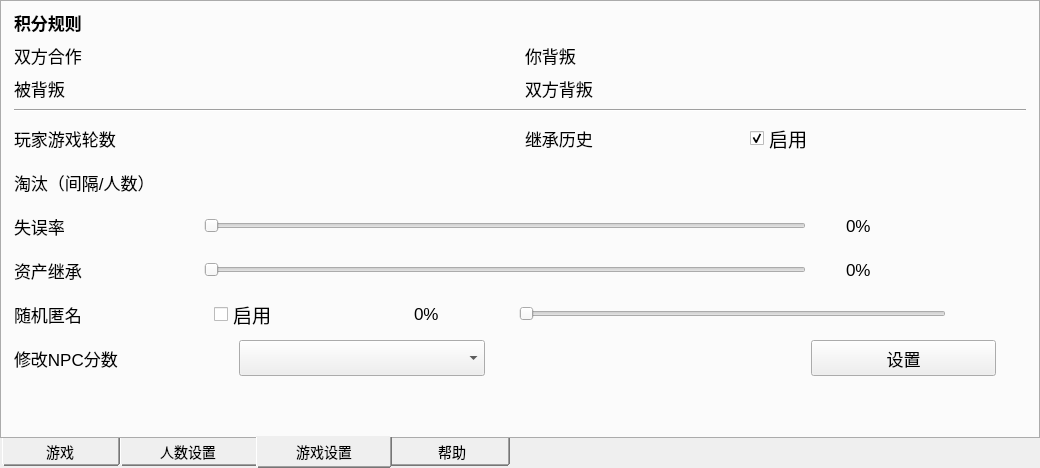
Before: the Qt Designer form ui/gambling.ui in Sam-ie/Gambling, drawn with Qt 5.
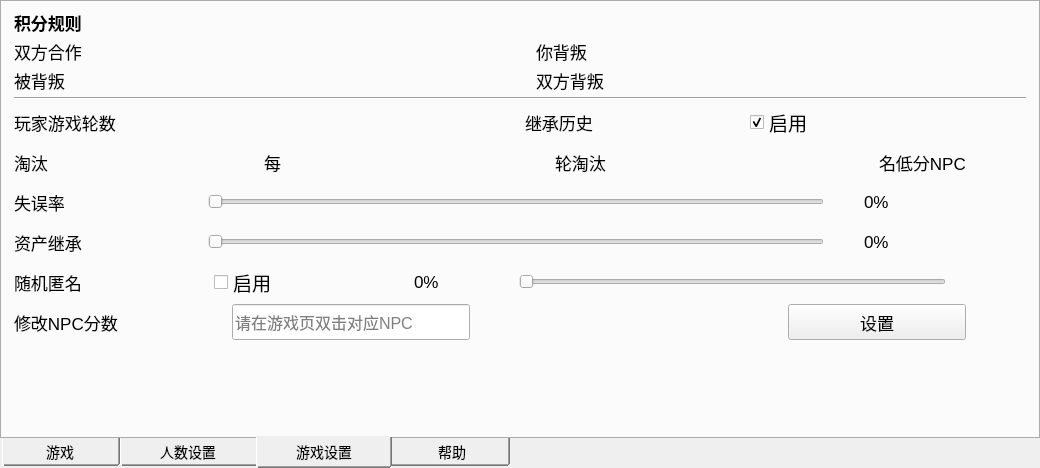
After: the same form once the commit is applied. The open tabs and pages were chosen to show the change. Custom widgets are drawn as their Qt base class.

The edit to the form file:
```diff
--- a/ui/gambling.ui
+++ b/ui/gambling.ui
@@ -973,7 +973,7 @@
        </attribute>
        <layout class="QVBoxLayout" name="layoutSettingsTab">
         <property name="spacing">
-         <number>8</number>
+         <number>4</number>
         </property>
         <property name="leftMargin">
          <number>12</number>
@@ -1008,7 +1008,7 @@
            <number>40</number>
           </property>
           <property name="rightMargin">
-           <number>30</number>
+           <number>8</number>
           </property>
           <item>
            <widget class="QLabel" name="lblCooperateRwd">
@@ -1078,7 +1078,7 @@
            <number>40</number>
           </property>
           <property name="rightMargin">
-           <number>30</number>
+           <number>8</number>
           </property>
           <item>
            <widget class="QLabel" name="lblBetrayedPnl">
@@ -1250,12 +1250,12 @@
          </layout>
         </item>
         <item>
-         <layout class="QHBoxLayout" name="layoutEliminationRow" stretch="3,5,5">
+         <layout class="QHBoxLayout" name="layoutEliminationRow" stretch="1,3">
           <property name="spacing">
-           <number>40</number>
+           <number>16</number>
           </property>
           <property name="rightMargin">
-           <number>30</number>
+           <number>60</number>
           </property>
           <item>
            <widget class="QLabel" name="lblElimination">
@@ -1271,7 +1271,30 @@
              </font>
             </property>
             <property name="text">
-             <string>淘汰（间隔/人数）</string>
+             <string>淘汰</string>
+            </property>
+           </widget>
+          </item>
+          <item>
+           <layout class="QHBoxLayout" name="layoutElimSub" stretch="0,1,0,1,0">
+            <property name="spacing">
+             <number>8</number>
+            </property>
+            <item>
+             <widget class="QLabel" name="lblElimPrefix">
+              <property name="minimumSize">
+               <size>
+                <width>0</width>
+                <height>36</height>
+               </size>
+              </property>
+              <property name="font">
+               <font>
+                <pointsize>13</pointsize>
+               </font>
+              </property>
+              <property name="text">
+               <string>每</string>
             </property>
            </widget>
           </item>
@@ -1299,6 +1322,24 @@
             </property>
            </widget>
           </item>
+            <item>
+             <widget class="QLabel" name="lblElimMid">
+              <property name="minimumSize">
+               <size>
+                <width>0</width>
+                <height>36</height>
+               </size>
+              </property>
+              <property name="font">
+               <font>
+                <pointsize>13</pointsize>
+               </font>
+              </property>
+              <property name="text">
+               <string>轮淘汰</string>
+              </property>
+             </widget>
+            </item>
           <item>
            <widget class="NumberPicker" name="spinElimCount" native="true">
             <property name="minimumSize">
@@ -1323,6 +1364,26 @@
             </property>
            </widget>
           </item>
+            <item>
+             <widget class="QLabel" name="lblElimSuffix">
+              <property name="minimumSize">
+               <size>
+                <width>0</width>
+                <height>36</height>
+               </size>
+              </property>
+              <property name="font">
+               <font>
+                <pointsize>13</pointsize>
+               </font>
+              </property>
+              <property name="text">
+               <string>名低分NPC</string>
+              </property>
+             </widget>
+            </item>
+           </layout>
+          </item>
          </layout>
         </item>
         <item>
@@ -1331,7 +1392,7 @@
            <number>40</number>
           </property>
           <property name="rightMargin">
-           <number>30</number>
+           <number>8</number>
           </property>
           <item>
            <widget class="QLabel" name="lblErrorRate">
@@ -1410,7 +1471,7 @@
            <number>40</number>
           </property>
           <property name="rightMargin">
-           <number>30</number>
+           <number>8</number>
           </property>
           <item>
            <widget class="QLabel" name="lblScoreInherit">
@@ -1613,7 +1674,7 @@
            <number>40</number>
           </property>
           <property name="rightMargin">
-           <number>30</number>
+           <number>60</number>
           </property>
           <item>
            <widget class="QLabel" name="lblCheatNpc">
@@ -1634,10 +1695,10 @@
            </widget>
           </item>
           <item>
-           <widget class="QComboBox" name="comboCheatNpc">
+           <widget class="QLineEdit" name="editCheatNpc">
             <property name="minimumSize">
              <size>
-              <width>0</width>
+              <width>140</width>
               <height>36</height>
              </size>
             </property>
@@ -1646,6 +1707,12 @@
               <pointsize>12</pointsize>
              </font>
             </property>
+            <property name="readOnly">
+             <bool>true</bool>
+            </property>
+            <property name="placeholderText">
+             <string>请在游戏页双击对应NPC</string>
+            </property>
            </widget>
           </item>
           <item>
@@ -1700,7 +1767,7 @@
           <property name="sizeHint" stdset="0">
            <size>
             <width>20</width>
-            <height>40</height>
+            <height>4</height>
            </size>
           </property>
          </spacer>
```
Left out of the diff: 30 changed lines with no effect on the pictures. Lines whose indentation alone changed are shown as unchanged.
